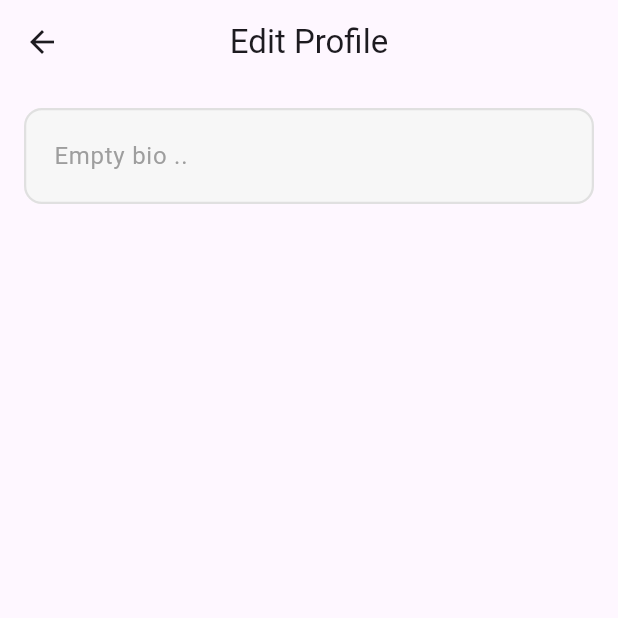
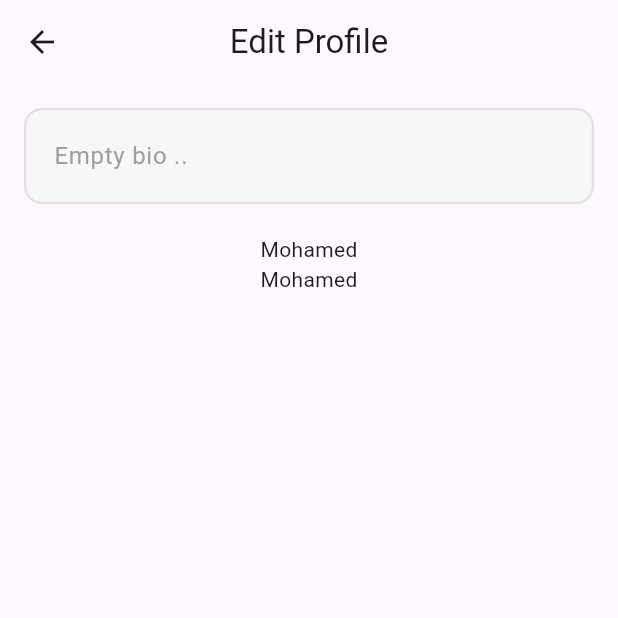
Before and after one commit to ZiadElsewedy/talkifyApp, a Flutter app: the EditProfilePage screen opened directly with empty values, on a phone screen of 412 x 824 dp, the top half of it. Run offline on Flutter 3.47's test engine with Material 3 defaults, Android fonts, the phone set to English and light mode, and no system bars; our stand-ins replace cloud_firestore, firebase_auth, firebase_core, flutter_bloc; accounts and stored records are empty.

Commit message:
i added text

```diff
--- a/lib/features/Profile/Pages/EditProfilePage.dart
+++ b/lib/features/Profile/Pages/EditProfilePage.dart
@@ -49,7 +49,8 @@ class _EditProfilePageState extends State<EditProfilePage> {
               obsecureText:false ),
 
              SizedBox(height: 20),
-
+             Text('Mohamed'),
+             Text('Mohamed'),
       ])
         ),
       );
```
